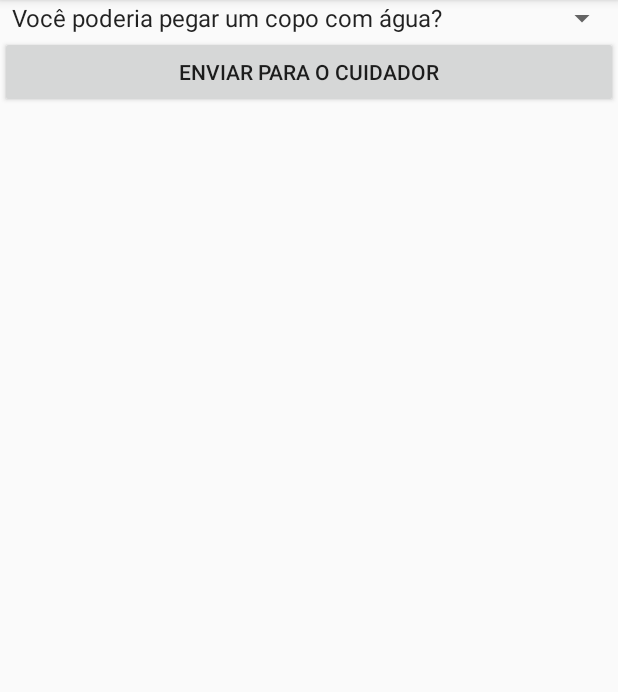
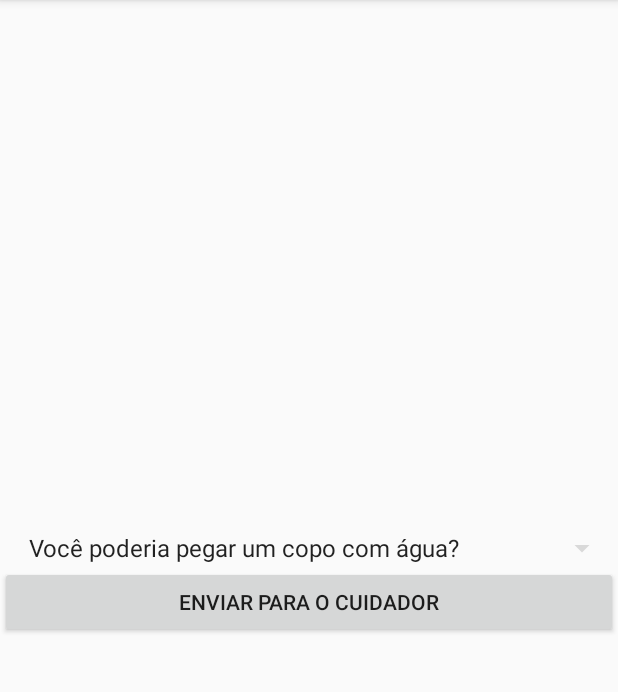
Before and after one commit to luizfelipelazzaron/desagil-projeto1, an Android app: the DefinedMessagesActivity screen opened directly, with no data from a screen before it, on a phone screen of 412 x 824 dp, the part 84-776 px from its top. Run offline under Robolectric (Android 15) with nearby library versions, the phone set to English and light mode, and no system bars.

Commit message:
inicio da mudanca da fonte

```diff
--- /dev/null
+++ b/app/src/main/res/font/product_sans.xml
@@ -0,0 +1,20 @@
+<?xml version="1.0" encoding="utf-8"?>
+<font-family xmlns:android="http://schemas.android.com/apk/res/android">
+    <font
+        android:font="@font/product_sans_regular"
+        android:fontWeight="400"
+        android:fontStyle="normal" />
+
+    <font
+        android:font="@font/product_sans_italic"
+        android:fontWeight="400"
+        android:fontStyle="italic" />
+    <font
+        android:font="@font/product_sans_bold"
+        android:fontWeight="700"
+        android:fontStyle="normal" />
+    <font
+        android:font="@font/product_sans_bold_italic"
+        android:fontWeight="700"
+        android:fontStyle="italic" />
+</font-family>
--- a/app/src/main/res/layout/activity_defined_messages.xml
+++ b/app/src/main/res/layout/activity_defined_messages.xml
@@ -9,7 +9,8 @@
 <GridLayout xmlns:android="http://schemas.android.com/apk/res/android"
     xmlns:tools="http://schemas.android.com/tools"
     android:layout_width="match_parent"
-    android:layout_height="match_parent"
+    android:layout_height="wrap_content"
+    android:layout_gravity="center"
     android:columnCount="1"
     android:rowCount="3"
     tools:context=".DefinedMessagesActivity">
@@ -24,7 +25,13 @@
     <Spinner
         android:id="@+id/spinner_messages"
         android:layout_width="match_parent"
-        android:layout_height="wrap_content" />
+        android:layout_height="wrap_content"
+        android:layout_marginStart="5pt"
+        android:layout_marginTop="5pt"
+        android:backgroundTint="#d9d9d9"
+        android:entries="@array/messages"
+        android:theme="@style/SpinnerTheme"
+        />
 
     <!--
       Repare que podemos usar o atributo inputType para
--- a/app/src/main/res/values/styles.xml
+++ b/app/src/main/res/values/styles.xml
@@ -1,6 +1,13 @@
 <resources>
 
     <!-- Base application theme. -->
+    <style name="SpinnerTheme">
+        <!-- Customize your theme here. -->
+        <item name="android:textColor">#333333</item>
+        <item name="android:fontFamily">@font/product_sans</item>
+        <item name="android:textStyle">bold</item>
+    </style>
+
     <style name="AppTheme" parent="Theme.AppCompat.Light.DarkActionBar">
         <!-- Customize your theme here. -->
         <item name="colorPrimary">@color/colorPrimary</item>
```
Also changed, not shown: app/src/main/res/font/product_sans_bold.ttf (added), app/src/main/res/font/product_sans_bold_italic.ttf (added), app/src/main/res/font/product_sans_italic.ttf (added), app/src/main/res/font/product_sans_regular.ttf (added).
